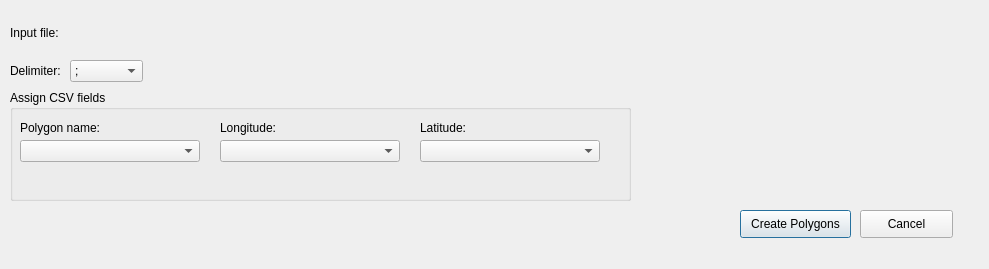
The window that polygons_from_csv/polygons_from_csv_dialog_base.ui (strpaw/QGIS3-Plugin-PolygonsFromCSV) describes before a commit, drawn with Qt 5.
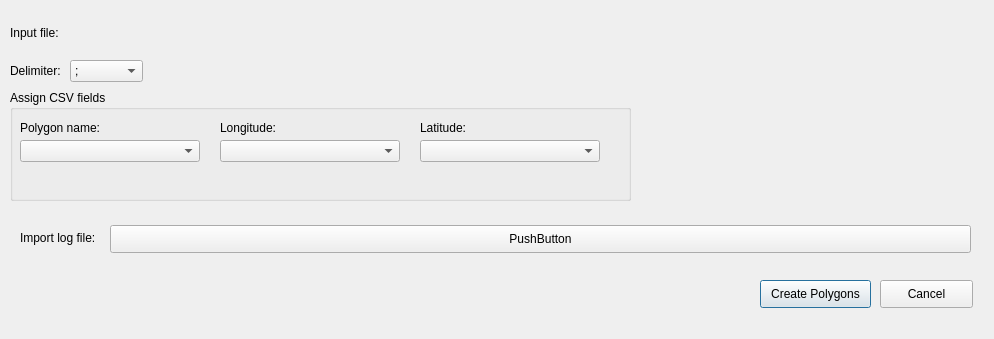
The same window after the commit. Custom widgets are drawn as their Qt base class.

Commit message: Rafactoring, add opening import log file

What changed in the file:
```diff
--- a/polygons_from_csv/polygons_from_csv_dialog_base.ui
+++ b/polygons_from_csv/polygons_from_csv_dialog_base.ui
@@ -6,8 +6,8 @@
    <rect>
     <x>0</x>
     <y>0</y>
-    <width>989</width>
-    <height>269</height>
+    <width>994</width>
+    <height>339</height>
    </rect>
   </property>
   <property name="windowTitle">
@@ -78,8 +78,8 @@
   <widget class="QPushButton" name="pushButtonCreatePolygons">
    <property name="geometry">
     <rect>
-     <x>740</x>
-     <y>210</y>
+     <x>760</x>
+     <y>280</y>
      <width>111</width>
      <height>28</height>
     </rect>
@@ -173,8 +173,8 @@
   <widget class="QPushButton" name="pushButtonCancel">
    <property name="geometry">
     <rect>
-     <x>860</x>
-     <y>210</y>
+     <x>880</x>
+     <y>280</y>
      <width>93</width>
      <height>28</height>
     </rect>
@@ -183,6 +183,32 @@
     <string>Cancel</string>
    </property>
   </widget>
+  <widget class="QLabel" name="label_6">
+   <property name="geometry">
+    <rect>
+     <x>20</x>
+     <y>230</y>
+     <width>91</width>
+     <height>16</height>
+    </rect>
+   </property>
+   <property name="text">
+    <string>Import log file:</string>
+   </property>
+  </widget>
+  <widget class="QPushButton" name="pushButtonShowImportLogFile">
+   <property name="geometry">
+    <rect>
+     <x>110</x>
+     <y>225</y>
+     <width>861</width>
+     <height>28</height>
+    </rect>
+   </property>
+   <property name="text">
+    <string>PushButton</string>
+   </property>
+  </widget>
  </widget>
  <customwidgets>
   <customwidget>
```
The commit also changes 14 other files.
